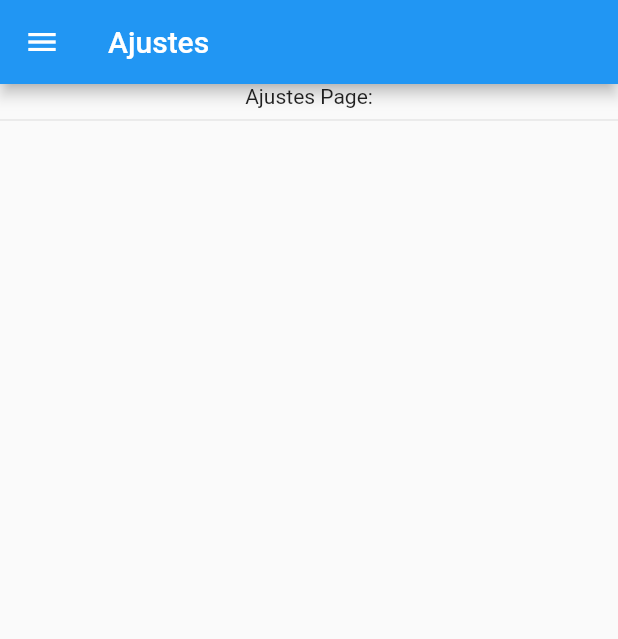
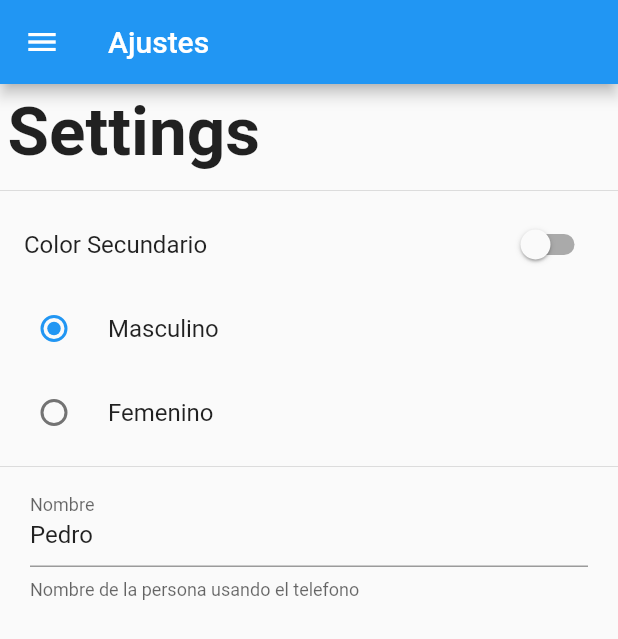
Before and after one commit to HarryAlvarado28/app_preferencias, a Flutter app: the SettingsPage screen opened by its route, on a phone screen of 412 x 824 dp. Shown: the top 639 px of the screen. Run offline on Flutter 3.47's test engine with Material 2 defaults, Android fonts, the phone set to English and light mode, and no system bars.

Commit message:
Diseño de la pagina de ajustes

```diff
--- a/lib/src/pages/settings_pages.dart
+++ b/lib/src/pages/settings_pages.dart
@@ -1,8 +1,24 @@
 import 'package:flutter/material.dart';
 import 'package:preferencias/src/widgets/menu_widget.dart';
 
-class SettingsPage extends StatelessWidget {
+class SettingsPage extends StatefulWidget {
   static final String routeName = 'settings';
+
+  @override
+  _SettingsPageState createState() => _SettingsPageState();
+}
+
+class _SettingsPageState extends State<SettingsPage> {
+  bool _colorSecundario = false;
+  int _genero = 1;
+  String _nombre = 'Pedro';
+  TextEditingController _textEditingController;
+  @override
+  void initState() {
+    // TODO: implement initState
+    super.initState();
+    _textEditingController = TextEditingController(text: _nombre);
+  }
 
   @override
   Widget build(BuildContext context) {
@@ -11,10 +27,54 @@ class SettingsPage extends StatelessWidget {
         title: Text('Ajustes'),
       ),
       drawer: MenuWidget(),
-      body: Column(
+      body: ListView(
         children: <Widget>[
-          Text('Ajustes Page:'),
+          Container(
+            padding: EdgeInsets.all(5.0),
+            child: Text('Settings',
+                style: TextStyle(fontSize: 45.0, fontWeight: FontWeight.bold)),
+          ),
           Divider(),
+          SwitchListTile(
+            value: _colorSecundario,
+            title: Text('Color Secundario'),
+            onChanged: (value) {
+              setState(() {
+                _colorSecundario = value;
+              });
+            },
+          ),
+          RadioListTile(
+            value: 1,
+            title: Text('Masculino'),
+            groupValue: _genero,
+            onChanged: (value) {
+              setState(() {
+                _genero = value;
+              });
+            },
+          ),
+          RadioListTile(
+            value: 2,
+            title: Text('Femenino'),
+            groupValue: _genero,
+            onChanged: (value) {
+              setState(() {
+                _genero = value;
+              });
+            },
+          ),
+          Divider(),
+          Container(
+            padding: EdgeInsets.symmetric(horizontal: 20.0),
+            child: TextField(
+              controller: _textEditingController,
+              decoration: InputDecoration(
+                  labelText: 'Nombre',
+                  helperText: 'Nombre de la persona usando el telefono'),
+              onChanged: (value) {},
+            ),
+          ),
         ],
       ),
     );
```
